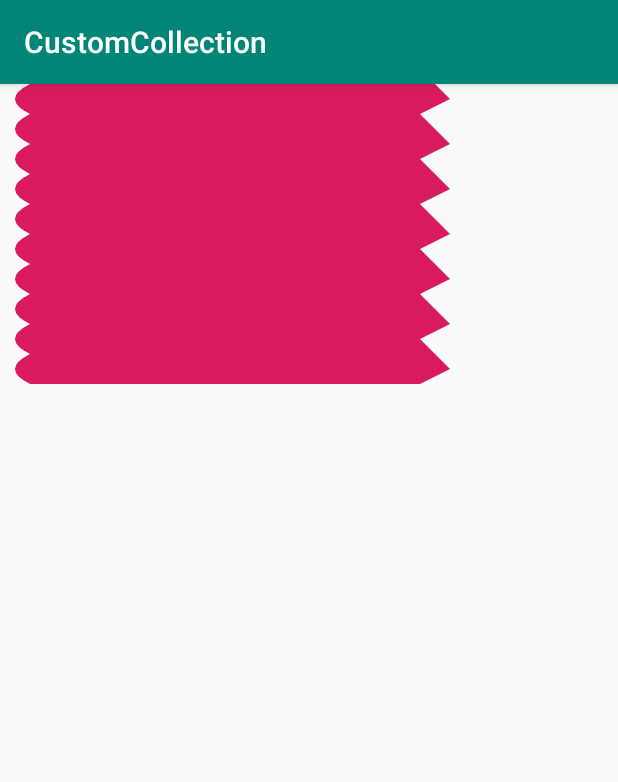
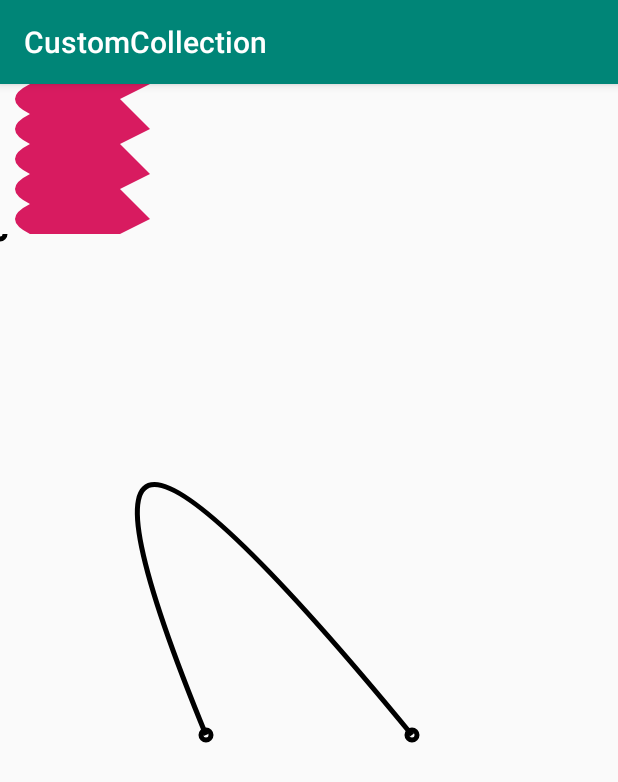
Before and after one commit to Android-Star/CustomCollection, an Android app: the screen it shows after launch (WaveViewActivity), after a tap on "WAVEVIEW DEMO", on a phone screen of 412 x 824 dp. Shown: the top 782 px of the screen. Run offline under Robolectric (Android 15) with nearby library versions, the phone set to English and light mode, and no system bars.

Commit message:
添加成语接龙seekBar、录音按钮控件

```diff
--- a/app/src/main/AndroidManifest.xml
+++ b/app/src/main/AndroidManifest.xml
@@ -24,6 +24,8 @@
     <activity android:name=".showActivity.ClockActivity"/>
     <activity android:name=".showActivity.WaveViewActivity"/>
     <activity android:name=".showActivity.DashBoardActivity"/>
+    <activity android:name=".showActivity.SeekBarActivity"/>
+    <activity android:name=".showActivity.ButtonActivity"/>
   </application>
 
 </manifest>
--- a/app/src/main/java/com/example/yzs/customcollection/MainActivity.java
+++ b/app/src/main/java/com/example/yzs/customcollection/MainActivity.java
@@ -5,10 +5,12 @@
 import android.os.Bundle;
 import android.view.View;
 import android.widget.Button;
+import com.example.yzs.customcollection.showActivity.ButtonActivity;
 import com.example.yzs.customcollection.showActivity.ClockActivity;
 import com.example.yzs.customcollection.showActivity.DashBoardActivity;
 import com.example.yzs.customcollection.showActivity.ProgressActivity;
 import com.example.yzs.customcollection.showActivity.ScanActivity;
+import com.example.yzs.customcollection.showActivity.SeekBarActivity;
 import com.example.yzs.customcollection.showActivity.WaveViewActivity;
 
 public class MainActivity extends AppCompatActivity implements View.OnClickListener {
@@ -18,6 +20,8 @@
   private Button btnClock;
   private Button btnWaveView;
   private Button btnDashBoard;
+  private Button btnSeedBar;
+  private Button btnButton;
 
   @Override protected void onCreate(Bundle savedInstanceState) {
     super.onCreate(savedInstanceState);
@@ -32,6 +36,8 @@
     btnClock.setOnClickListener(this);
     btnWaveView.setOnClickListener(this);
     btnDashBoard.setOnClickListener(this);
+    btnSeedBar.setOnClickListener(this);
+    btnButton.setOnClickListener(this);
   }
 
   private void initViews() {
@@ -40,6 +46,8 @@
     btnClock = findViewById(R.id.btnClock);
     btnWaveView = findViewById(R.id.btnWaveView);
     btnDashBoard = findViewById(R.id.btnDashBoard);
+    btnSeedBar = findViewById(R.id.btnSeekBar);
+    btnButton = findViewById(R.id.btnButton);
   }
 
   @Override public void onClick(View v) {
@@ -59,6 +67,12 @@
       case R.id.btnDashBoard:
         startActivity(new Intent(this, DashBoardActivity.class));
         break;
+      case R.id.btnSeekBar:
+        startActivity(new Intent(this, SeekBarActivity.class));
+        break;
+      case R.id.btnButton:
+        startActivity(new Intent(this, ButtonActivity.class));
+        break;
       default:
         break;
     }
--- /dev/null
+++ b/app/src/main/java/com/example/yzs/customcollection/views/quadLine/QuadTestLine.java
@@ -0,0 +1,98 @@
+package com.example.yzs.customcollection.views.quadLine;
+
+import android.content.Context;
+import android.graphics.Canvas;
+import android.graphics.Color;
+import android.graphics.Paint;
+import android.graphics.Path;
+import android.util.AttributeSet;
+import android.view.MotionEvent;
+import android.view.View;
+import com.example.yzs.customcollection.utils.DisplayUtils;
+
+public class QuadTestLine extends View {
+  private Paint mPaint;
+  private int defaultWidth;
+  private int defaultHeight;
+
+  private int realHeight;
+  private int realWidth;
+
+  private Path testPath;
+
+  private float quadX, quadY;
+
+  public QuadTestLine(Context context) {
+    this(context, null);
+  }
+
+  public QuadTestLine(Context context, AttributeSet attrs) {
+    this(context, attrs, 0);
+  }
+
+  public QuadTestLine(Context context, AttributeSet attrs, int defStyleAttr) {
+    super(context, attrs, defStyleAttr);
+    init(context, attrs);
+  }
+
+  private void init(Context context, AttributeSet attrs) {
+    mPaint = new Paint(Paint.ANTI_ALIAS_FLAG);
+    mPaint.setColor(Color.BLACK);
+    mPaint.setStyle(Paint.Style.STROKE);
+    mPaint.setStrokeWidth(5);
+
+    defaultHeight = (int) DisplayUtils.getInstance(context).dp2px(200);
+    defaultWidth = (int) DisplayUtils.getInstance(context).dp2px(300);
+    realHeight = defaultHeight;
+    realWidth = defaultWidth;
+  }
+
+  @Override protected void onDraw(Canvas canvas) {
+    testPath = new Path();
+    canvas.drawCircle(getWidth() / 3, getHeight() / 2, 5, mPaint);
+    canvas.drawCircle(getWidth() / 3 * 2, getHeight() / 2, 5, mPaint);
+    canvas.drawCircle(quadX, quadY, 5, mPaint);
+    testPath.moveTo(getWidth() / 3, getHeight() / 2);
+    testPath.quadTo(quadX, quadY, getWidth() / 3 * 2, getHeight() / 2);
+    canvas.drawPath(testPath, mPaint);
+  }
+
+  @Override protected void onMeasure(int widthMeasureSpec, int heightMeasureSpec) {
+    super.onMeasure(widthMeasureSpec, heightMeasureSpec);
+    int width = customMeasure(defaultWidth, widthMeasureSpec);
+    int height = customMeasure(defaultHeight, heightMeasureSpec);
+    realHeight = Math.min(height, defaultHeight);
+    realWidth = Math.min(width, defaultWidth);
+    setMeasuredDimension(realWidth, realHeight);
+  }
+
+  private int customMeasure(int defaultSize, int measureSpec) {
+    int result = defaultSize;
+    int specSize = MeasureSpec.getSize(measureSpec);
+    int specMode = MeasureSpec.getMode(measureSpec);
+    switch (specMode) {
+      case MeasureSpec.EXACTLY:
+        result = specSize;
+        break;
+      case MeasureSpec.AT_MOST:
+        result = Math.min(result, specSize);
+        break;
+      default:
+        break;
+    }
+    return result;
+  }
+
+  @Override public boolean onTouchEvent(MotionEvent event) {
+    switch (event.getAction()) {
+      case MotionEvent.ACTION_MOVE:
+        quadX = event.getX();
+        quadY = event.getY();
+        invalidate();
+        break;
+      default:
+        break;
+    }
+    return true;
+  }
+}
--- a/app/src/main/java/com/example/yzs/customcollection/views/waveView/WaveView.java
+++ b/app/src/main/java/com/example/yzs/customcollection/views/waveView/WaveView.java
@@ -67,10 +67,8 @@
 
   @Override protected void onMeasure(int widthMeasureSpec, int heightMeasureSpec) {
     super.onMeasure(widthMeasureSpec, heightMeasureSpec);
-    int height = customMeasure(defaultHeight, heightMeasureSpec);
-    int width = customMeasure(defaultWidth, widthMeasureSpec);
-    viewHeight = Math.min(height, defaultHeight);
-    viewWidth = Math.min(width, defaultWidth);
+    viewHeight = customMeasure(defaultHeight, heightMeasureSpec);
+    viewWidth = customMeasure(defaultWidth, widthMeasureSpec);
     waveNum = (int) Math.ceil(viewHeight / waveWidth);
     setMeasuredDimension(viewWidth, viewHeight);
   }
--- a/app/src/main/res/layout/layout_waveview.xml
+++ b/app/src/main/res/layout/layout_waveview.xml
@@ -6,8 +6,14 @@
     >
 
   <com.example.yzs.customcollection.views.waveView.WaveView
-      android:layout_width="wrap_content"
-      android:layout_height="wrap_content"
+      android:layout_width="100dp"
+      android:layout_height="100dp"
+      />
+
+  <com.example.yzs.customcollection.views.quadLine.QuadTestLine
+      android:layout_marginTop="100dp"
+      android:layout_width="match_parent"
+      android:layout_height="match_parent"
       />
 
 </android.support.constraint.ConstraintLayout>
--- a/app/src/main/res/values/colors.xml
+++ b/app/src/main/res/values/colors.xml
@@ -9,5 +9,10 @@
 
   <color name="light">#33D81B60</color>
   <color name="radarStartColor">#8800ff00</color>
+  <color name="chengyu_seekbar_normal_bgcolor">#04977d</color>
+  <color name="chengyu_seekbar_complete_bgcolor">#ffdb42</color>
+  <color name="chengyu_seekbar_normal_textcolor">#005b4c</color>
+  <color name="chengyu_seekbar_complete_textcolor">#f96922</color>
+  <color name="chengyu_record_bg">#008870</color>
 
 </resources>
```
Also changed, not shown: app/src/main/java/com/example/yzs/customcollection/showActivity/ButtonActivity.java (added, +39 -0 lines), app/src/main/java/com/example/yzs/customcollection/showActivity/SeekBarActivity.java (added, +55 -0 lines), app/src/main/java/com/example/yzs/customcollection/views/button/RecordButtonView.java (added, +146 -0 lines), app/src/main/java/com/example/yzs/customcollection/views/seekBar/ChengyuSeekBar.java (added, +262 -0 lines), app/src/main/res/layout/activity_main.xml (+22 -1 lines), app/src/main/res/layout/layout_button.xml (added, +14 -0 lines), app/src/main/res/layout/layout_seekbar.xml (added, +43 -0 lines), app/src/main/res/values/attr.xml (+27 -0 lines), app/src/main/res/mipmap-xhdpi/chengyu_record_button.png (added).
